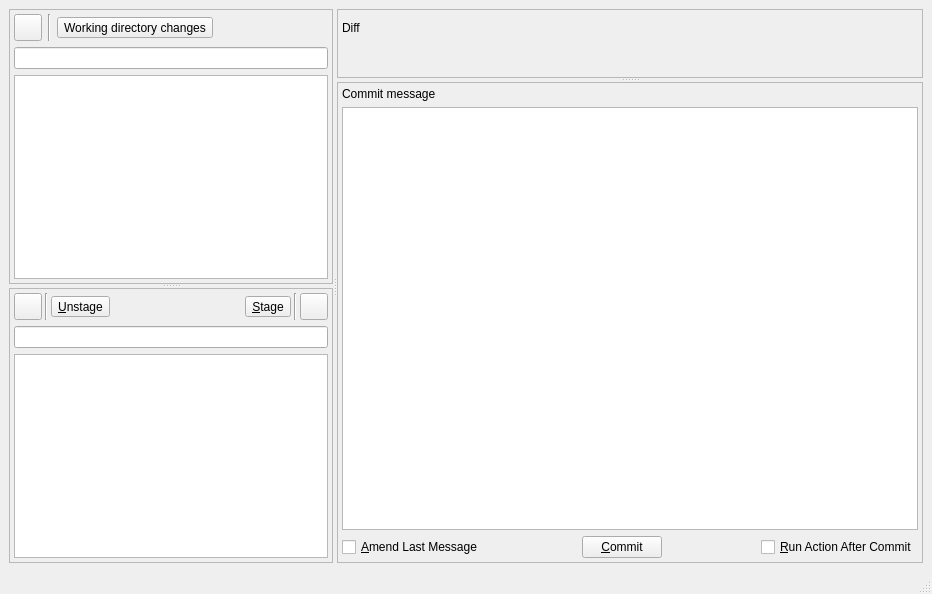
Qt form qgitc/commitwindow.ui (timxx/qgitc) before a commit.
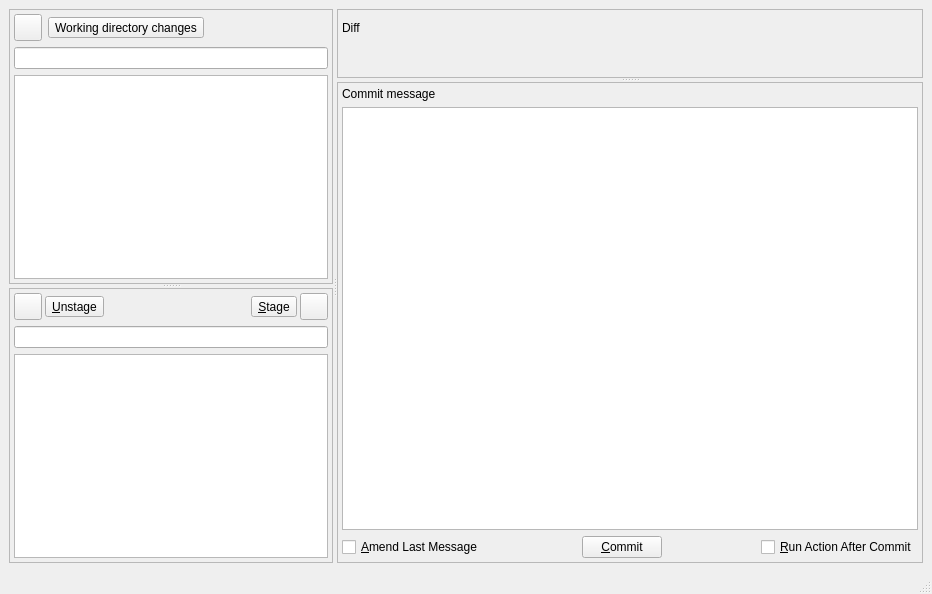
The same form after that commit. Custom widgets are drawn as their Qt base class.

Commit message:
Removed the vertical lines
Somewhat too ugly as Qt paints

What changed in the file:
```diff
--- a/qgitc/commitwindow.ui
+++ b/qgitc/commitwindow.ui
@@ -62,13 +62,6 @@
              </property>
             </widget>
            </item>
-           <item>
-            <widget class="Line" name="line">
-             <property name="orientation">
-              <enum>Qt::Orientation::Vertical</enum>
-             </property>
-            </widget>
-           </item>
            <item>
             <widget class="QToolButton" name="tbWDChanges">
              <property name="sizePolicy">
@@ -155,13 +148,6 @@
              </property>
             </widget>
            </item>
-           <item>
-            <widget class="Line" name="line_3">
-             <property name="orientation">
-              <enum>Qt::Orientation::Vertical</enum>
-             </property>
-            </widget>
-           </item>
            <item>
             <widget class="ColoredIconToolButton" name="tbUnstage">
              <property name="sizePolicy">
@@ -213,13 +199,6 @@
              </property>
             </widget>
            </item>
-           <item>
-            <widget class="Line" name="line_4">
-             <property name="orientation">
-              <enum>Qt::Orientation::Vertical</enum>
-             </property>
-            </widget>
-           </item>
            <item>
             <widget class="ColoredIconToolButton" name="tbStageAll">
              <property name="text">
```
The commit also changes 1 other file.
